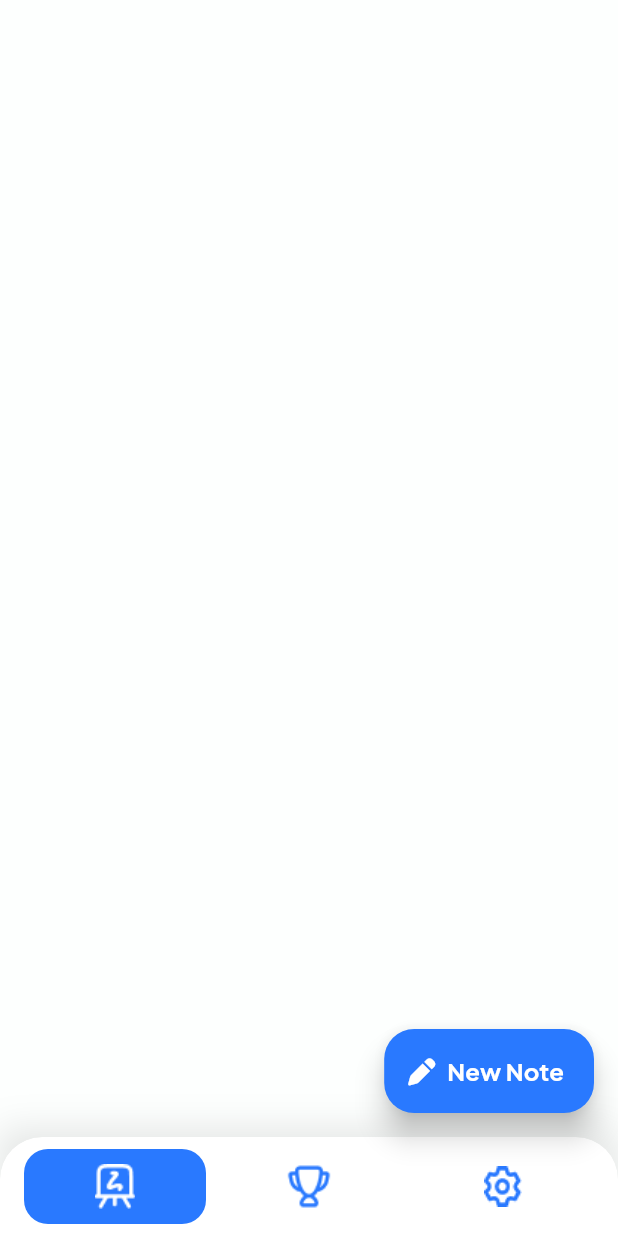
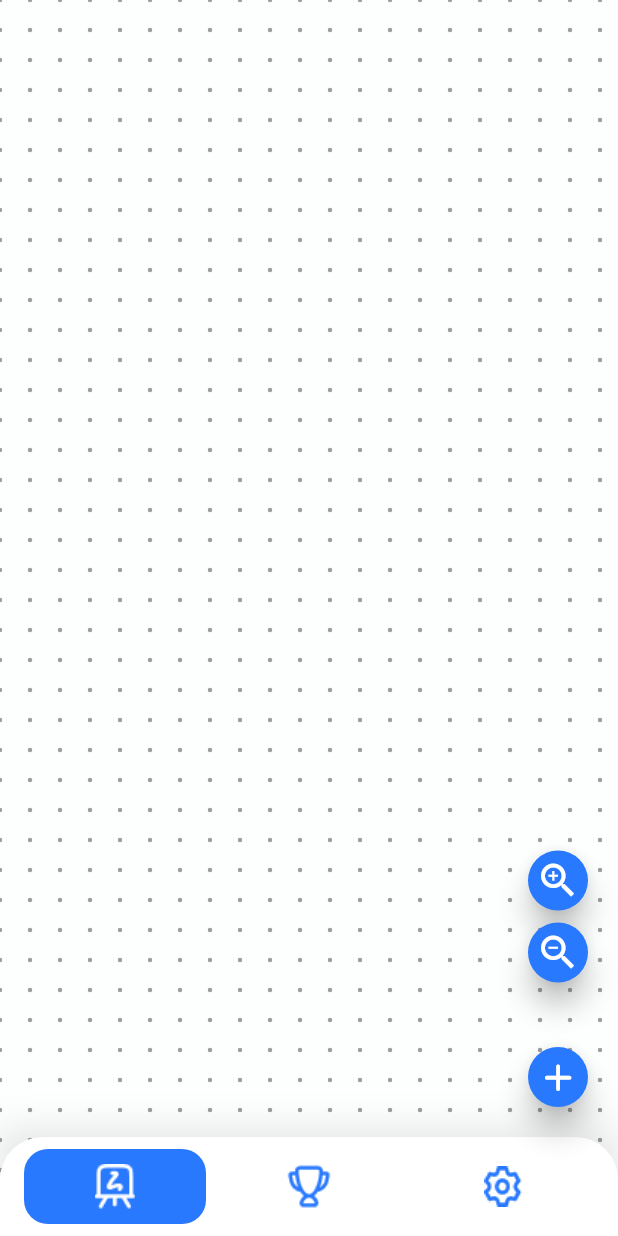
Before and after one commit to NotDaniArya/community_feedback, a Flutter app: the screen it shows after launch, scrolled down 108 dp, after a tap on "Login", on a phone screen of 412 x 824 dp. Run offline on Flutter 3.47's test engine with Material 3 defaults, Android fonts, the phone set to English and light mode, and no system bars; our stand-ins replace cached_network_image, dartz, drift, equatable, flutter_animate, flutter_bloc and 7 more; accounts and stored records are empty; generated files the repository leaves out were written again.

Commit message:
feat: menambah button zoom in dan zoom out

```diff
--- a/lib/features/notes/presentation/screens/notes_screen.dart
+++ b/lib/features/notes/presentation/screens/notes_screen.dart
@@ -18,8 +18,8 @@ class _NotesScreenState extends State<NotesScreen> {
   final TransformationController _transformationController =
       TransformationController();
 
-  static const double _canvasWidth = 1000.0;
-  static const double _canvasHeight = 1000.0;
+  static const double _canvasWidth = 3000.0;
+  static const double _canvasHeight = 3000.0;
 
   bool _isDraggingNote = false;
 
@@ -35,11 +35,81 @@ class _NotesScreenState extends State<NotesScreen> {
     });
   }
 
+  void _zoomIn() {
+    const double maxScale = 2.0;
+    const double scaleFactor = 1.2;
+
+    // Get current scale from transformation matrix
+    final currentScale = _transformationController.value.getMaxScaleOnAxis();
+
+    // Calculate new scale after zoom in
+    final newScale = currentScale * scaleFactor;
+
+    // Check if new scale exceeds maximum
+    if (newScale > maxScale) {
+      // If already at or above max, don't zoom further
+      if (currentScale >= maxScale) {
+        return;
+      }
+      // Limit to max scale
+      final limitedScaleFactor = maxScale / currentScale;
+      _applyZoom(limitedScaleFactor);
+    } else {
+      _applyZoom(scaleFactor);
+    }
+  }
+
+  void _zoomOut() {
+    const double minScale = 0.8;
+    const double scaleFactor = 0.8;
+
+    // Get current scale from transformation matrix
+    final currentScale = _transformationController.value.getMaxScaleOnAxis();
+
+    // Calculate new scale after zoom out
+    final newScale = currentScale * scaleFactor;
+
+    // Check if new scale goes below minimum
+    if (newScale < minScale) {
+      // If already at or below min, don't zoom further
+      if (currentScale <= minScale) {
+        return;
+      }
+      // Limit to min scale
+      final limitedScaleFactor = minScale / currentScale;
+      _applyZoom(limitedScaleFactor);
+    } else {
+      _applyZoom(scaleFactor);
+    }
+  }
+
+  /// Helper method to apply zoom transformation
+  void _applyZoom(double scaleFactor) {
+    final screenCenter = Offset(
+      MediaQuery.of(context).size.width / 2,
+      MediaQuery.of(context).size.height / 2,
+    );
+
+    final canvasFocus = MatrixUtils.transformPoint(
+      Matrix4.inverted(_transformationController.value),
+      screenCenter,
+    );
+
+    final newMatrix = _transformationController.value.clone()
+      ..translate(canvasFocus.dx, canvasFocus.dy)
+      ..scale(scaleFactor)
+      ..translate(-canvasFocus.dx, -canvasFocus.dy);
+
+    _transformationController.value = newMatrix;
+  }
+
   @override
   Widget build(BuildContext context) {
     return Scaffold(
       backgroundColor: TColors.backgroundColor,
-      body: BlocBuilder<NotesCubit, NotesState>(
+      body: Stack(
+        children: [
+          BlocBuilder<NotesCubit, NotesState>(
             builder: (context, state) {
               if (state is NotesLoading) {
                 return const Center(child: CircularProgressIndicator());
@@ -50,10 +120,10 @@ class _NotesScreenState extends State<NotesScreen> {
                   panEnabled: !_isDraggingNote,
                   scaleEnabled: !_isDraggingNote,
                   boundaryMargin: const EdgeInsets.only(
-                right: 1000,
-                bottom: 1000,
-                left: 100,
-                top: 100,
+                    right: 2650,
+                    bottom: 2400,
+                    left: 50,
+                    top: 50,
                   ),
                   minScale: 0.5,
                   maxScale: 5,
@@ -63,7 +133,18 @@ class _NotesScreenState extends State<NotesScreen> {
                     height: _canvasHeight,
                     child: Stack(
                       clipBehavior: Clip.none,
-                  children: state.notes.map((note) {
+                      children: [
+                        // Dotted background pattern - covers entire canvas
+                        Positioned.fill(
+                          child: CustomPaint(
+                            painter: DottedPatternPainter(
+                              canvasWidth: _canvasWidth,
+                              canvasHeight: _canvasHeight,
+                            ),
+                          ),
+                        ),
+                        // Notes on top
+                        ...state.notes.map((note) {
                           return DraggableStickyNote(
                             key: ValueKey(note.id),
                             note: note,
@@ -80,7 +161,8 @@ class _NotesScreenState extends State<NotesScreen> {
                               );
                             },
                           );
-                  }).toList(),
+                        }),
+                      ],
                     ),
                   ),
                 );
@@ -93,6 +175,46 @@ class _NotesScreenState extends State<NotesScreen> {
               );
             },
           ),
+
+          // fab
+          Positioned(
+            bottom: 165.0, // Memberi jarak dari bottom nav bar (jika ada)
+            right: 16.0,
+            child: Column(
+              mainAxisSize: MainAxisSize.min,
+              children: [
+                _buildFabClusterButton(
+                  heroTag: 'zoomInFab',
+                  icon: const Icon(Icons.zoom_in, size: 30),
+                  onPressed: _zoomIn,
+                ),
+                _buildFabClusterButton(
+                  heroTag: 'zoomOutFab',
+                  icon: const Icon(Icons.zoom_out, size: 30),
+                  onPressed: _zoomOut,
+                ),
+              ],
+            ),
+          ),
+        ],
+      ),
+    );
+  }
+
+  /// Helper widget untuk membuat tombol FAB yang lebih kecil dan konsisten
+  Widget _buildFabClusterButton({
+    required String heroTag,
+    required Widget icon,
+    required VoidCallback onPressed,
+  }) {
+    return FloatingActionButton.small(
+      heroTag: heroTag,
+      onPressed: onPressed,
+      elevation: 8,
+      shape: RoundedRectangleBorder(borderRadius: BorderRadius.circular(50)),
+      backgroundColor: TColors.primaryColor,
+      foregroundColor: Colors.white,
+      child: icon,
     );
   }
 }
@@ -189,3 +311,34 @@ class _DraggableStickyNoteState extends State<DraggableStickyNote> {
     );
   }
 }
+
+// Custom Painter for dotted pattern background
+class DottedPatternPainter extends CustomPainter {
+  final double canvasWidth;
+  final double canvasHeight;
+
+  static const double _dotSpacing = 20.0;
+  static const double _dotRadius = 1.5;
+  static const Color _dotColor = Color(0xFF9E9E9E); // Gray color for dots
+
+  DottedPatternPainter({required this.canvasWidth, required this.canvasHeight});
+
+  @override
+  void paint(Canvas canvas, Size size) {
+    final paint = Paint()
+      ..color = _dotColor
+      ..style = PaintingStyle.fill;
+
+    // Draw dots in a grid pattern covering entire canvas
+    for (double x = 0; x < canvasWidth; x += _dotSpacing) {
+      for (double y = 0; y < canvasHeight; y += _dotSpacing) {
+        canvas.drawCircle(Offset(x, y), _dotRadius, paint);
+      }
+    }
+  }
+
+  @override
+  bool shouldRepaint(covariant DottedPatternPainter oldDelegate) =>
+      oldDelegate.canvasWidth != canvasWidth ||
+      oldDelegate.canvasHeight != canvasHeight;
+}
--- a/lib/navigation_menu.dart
+++ b/lib/navigation_menu.dart
@@ -1,4 +1,3 @@
-import 'package:community_feedback/features/auth/presentation/screens/login/login_screen.dart';
 import 'package:community_feedback/features/notes/presentation/screens/notes_screen.dart';
 import 'package:community_feedback/utils/constant/colors.dart';
 import 'package:community_feedback/utils/constant/sizes.dart';
@@ -34,10 +33,7 @@ class _NavigationMenuState extends State<NavigationMenu>
       duration: const Duration(milliseconds: 300),
     );
     _fadeAnimation = Tween<double>(begin: 0.0, end: 1.0).animate(
-      CurvedAnimation(
-        parent: _animationController,
-        curve: Curves.easeInOut,
-      ),
+      CurvedAnimation(parent: _animationController, curve: Curves.easeInOut),
     );
     _animationController.forward();
   }
@@ -60,8 +56,6 @@ class _NavigationMenuState extends State<NavigationMenu>
 
   @override
   Widget build(BuildContext context) {
-    final textTheme = Theme.of(context).textTheme;
-
     return Scaffold(
       backgroundColor: TColors.backgroundColor,
       extendBody: true,
@@ -81,15 +75,11 @@ class _NavigationMenuState extends State<NavigationMenu>
           ],
         ),
         child: ClipRRect(
-          borderRadius: const BorderRadius.vertical(
-            top: Radius.circular(28),
-          ),
+          borderRadius: const BorderRadius.vertical(top: Radius.circular(28)),
           child: Container(
             decoration: const BoxDecoration(
               color: Colors.white,
-              borderRadius: BorderRadius.vertical(
-                top: Radius.circular(28),
-              ),
+              borderRadius: BorderRadius.vertical(top: Radius.circular(28)),
             ),
             child: SafeArea(
               top: false,
@@ -101,10 +91,7 @@ class _NavigationMenuState extends State<NavigationMenu>
                 child: Row(
                   mainAxisAlignment: MainAxisAlignment.spaceAround,
                   children: <Widget>[
-                    _buildNavItem(
-                      icon: 'assets/icons/canvas.png',
-                      index: 0,
-                    ),
+                    _buildNavItem(icon: 'assets/icons/canvas.png', index: 0),
                     _buildNavItem(
                       icon: 'assets/icons/toplikes_icon.png',
                       index: 1,
@@ -128,7 +115,8 @@ class _NavigationMenuState extends State<NavigationMenu>
               builder: (context, value, child) {
                 return Transform.scale(
                   scale: value,
-                  child: FloatingActionButton.extended(
+                  child: FloatingActionButton.small(
+                    heroTag: 'mainAddFab',
                     onPressed: () {
                       showModalBottomSheet(
                         backgroundColor: TColors.backgroundColor,
@@ -144,35 +132,23 @@ class _NavigationMenuState extends State<NavigationMenu>
                     },
                     elevation: 8,
                     shape: RoundedRectangleBorder(
-                      borderRadius: BorderRadius.circular(20),
+                      borderRadius: BorderRadius.circular(50),
                     ),
                     backgroundColor: TColors.primaryColor,
-                    label: Text(
-                      'New Note',
-                      style: textTheme.labelLarge!.copyWith(
-                        color: Colors.white,
-                        fontWeight: FontWeight.bold,
-                        fontSize: 16,
-                      ),
-                    ),
-                    icon: const FaIcon(
-                      FontAwesomeIcons.pen,
+                    child: const FaIcon(
+                      FontAwesomeIcons.plus,
                       color: Colors.white,
-                      size: 18,
+                      size: 20,
                     ),
                   ),
                 );
               },
             )
           : null,
-      // floatingActionButtonLocation: FloatingActionButtonLocation.centerDocked,
     );
   }
 
-  Widget _buildNavItem({
-    required String icon,
-    required int index,
-  }) {
+  Widget _buildNavItem({required String icon, required int index}) {
     final isSelected = _selectedIndex == index;
     final color = isSelected ? Colors.white : TColors.primaryColor;
 
@@ -180,28 +156,16 @@ class _NavigationMenuState extends State<NavigationMenu>
       child: GestureDetector(
         onTap: () => _selectedScreen(index),
         behavior: HitTestBehavior.opaque,
-          child: AnimatedContainer(
+        child: AnimatedContainer(
           duration: const Duration(milliseconds: 250),
           curve: Curves.easeInOut,
-          margin: EdgeInsets.symmetric(
-            horizontal: isSelected ? 4 : 2,
-          ),
-          padding: const EdgeInsets.symmetric(
-            horizontal: 10,
-            vertical: 10,
-          ),
+          margin: EdgeInsets.symmetric(horizontal: isSelected ? 4 : 2),
+          padding: const EdgeInsets.symmetric(horizontal: 10, vertical: 10),
           decoration: BoxDecoration(
-            color: isSelected
-                ? TColors.primaryColor
-                : Colors.transparent,
+            color: isSelected ? TColors.primaryColor : Colors.transparent,
             borderRadius: BorderRadius.circular(16),
           ),
-          child: Image.asset(
-            icon,
-            color: color,
-            width: 30,
-            height: 30,
-          ),
+          child: Image.asset(icon, color: color, width: 30, height: 30),
         ),
       ),
     );
```
Lines whose indentation alone changed are shown as unchanged.
